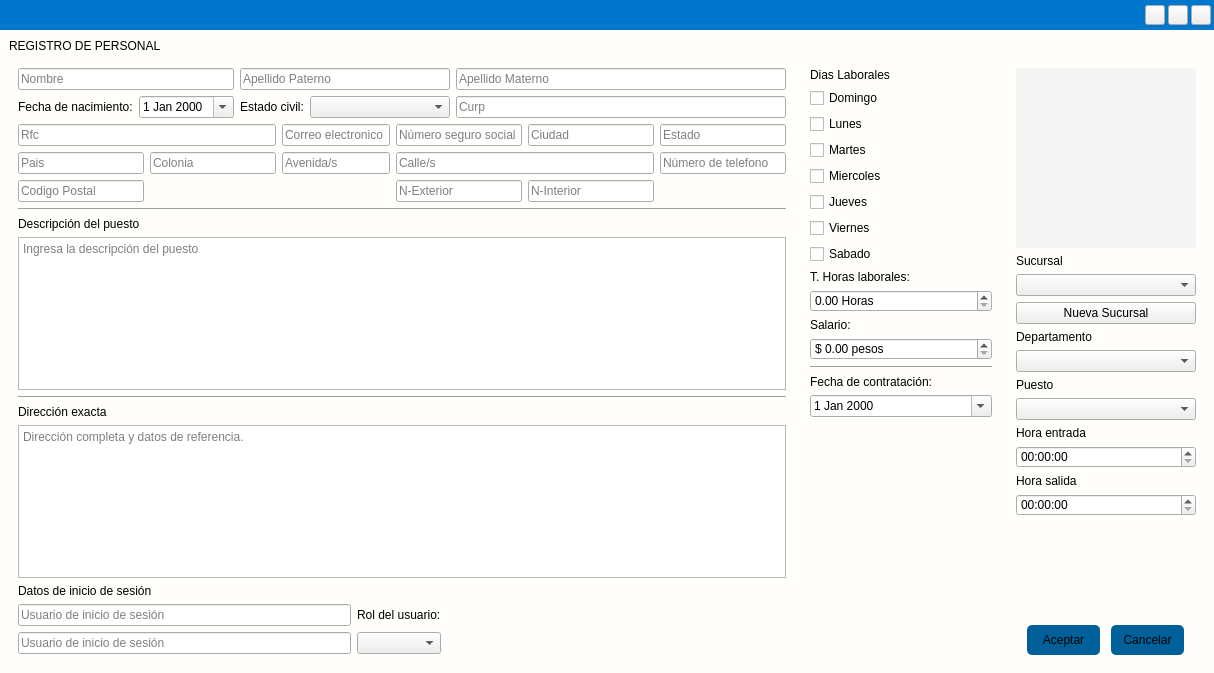
The window that app/View/UserInterfaceUi/UI_REGISTRO_EMPLEADO.ui (LAngelVp/software-punto-de-venta) describes before a commit, drawn with Qt 5.
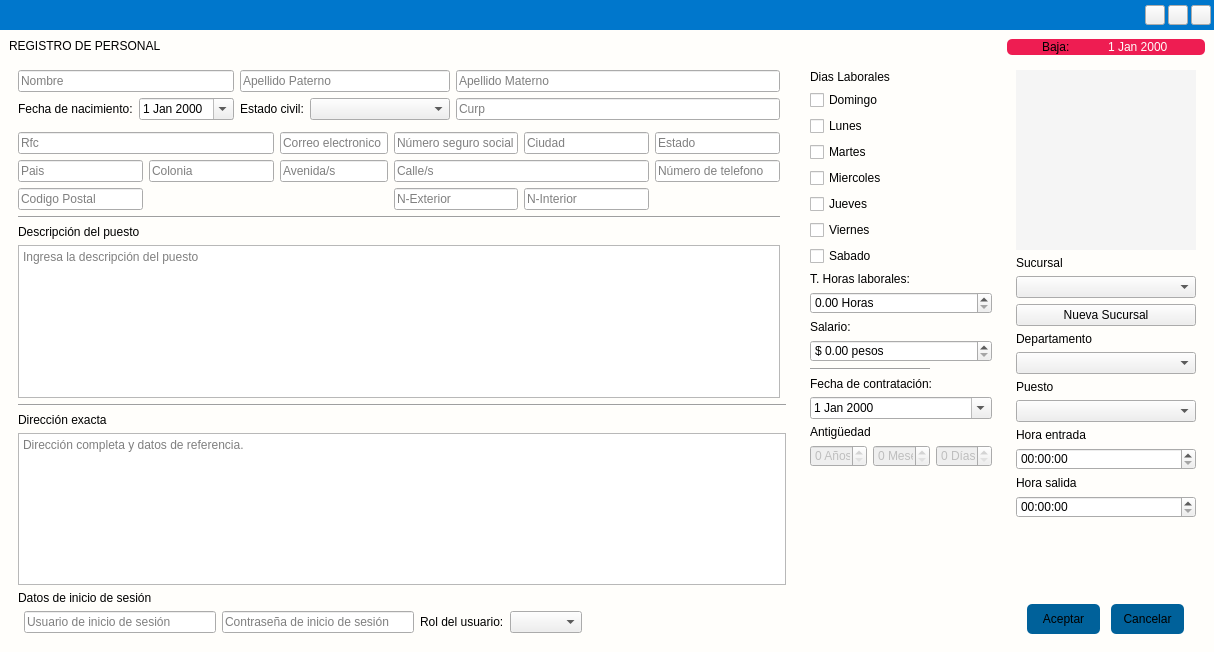
The same window after the commit. Icons and pictures are not drawn.

```diff
--- a/app/View/UserInterfaceUi/UI_REGISTRO_EMPLEADO.ui
+++ b/app/View/UserInterfaceUi/UI_REGISTRO_EMPLEADO.ui
@@ -7,7 +7,7 @@
     <x>0</x>
     <y>0</y>
     <width>1214</width>
-    <height>673</height>
+    <height>652</height>
    </rect>
   </property>
   <property name="windowTitle">
@@ -17,6 +17,10 @@
    <string notr="true">#RegistroAdministrador{
 background: #fffefb;
 }
+#contenedor_baja{
+background:#EE1D52;
+border-radius:5px;
+}
 #widget_cabecera_ventana{
 	background-color: #0077CC;
 	min-height: 30px;
@@ -88,6 +92,17 @@
 [objectName^=&quot;decimal_&quot;]::focus{
 border-bottom: 2px solid #00668c;
 }
+[objectName^=&quot;numero_&quot;]{
+border: none;
+border-bottom: 1px solid #3b3c3d;
+border-radius: 4px;
+background-color: #F5F5F5;
+font-size: 14px;
+padding: 2px;
+}
+[objectName^=&quot;numero_&quot;]::focus{
+border-bottom: 2px solid #00668c;
+}
 [objectName^=&quot;opcion_&quot;]{
 font-size: 14px;
 font-family:Arial;
@@ -122,8 +137,8 @@
 [objectName^=&quot;txtlargo_&quot;]{
 	font-family: Arial;
 	font-size: 14px;
-	max-height: 110px;
-	min-height: 110px;
+	max-height: 100px;
+	min-height: 100px;
 border-radius: 4px;
 background-color: #F5F5F5;
 border: 1px solid #787878;
@@ -159,7 +174,11 @@
 [objectName^=&quot;fecha_&quot;]::focus{
 border-bottom: 2px solid #00668c;
 }
-
+#fecha_baja{
+background: transparent;
+color:#fffefb;
+border:none;
+}
 [objectName^=&quot;Button&quot;]{
 	font-family: Arial;
 	font-size: 14px;
@@ -457,16 +476,6 @@
       <item>
        <widget class="QWidget" name="widget_4" native="true">
         <layout class="QGridLayout" name="gridLayout_4">
-         <item row="0" column="0">
-          <widget class="QLabel" name="etiquetaTitulo_agregarpersona">
-           <property name="text">
-            <string>REGISTRO DE PERSONAL</string>
-           </property>
-           <property name="alignment">
-            <set>Qt::AlignLeading|Qt::AlignLeft|Qt::AlignTop</set>
-           </property>
-          </widget>
-         </item>
          <item row="1" column="2">
           <widget class="QWidget" name="widget_5" native="true">
            <property name="maximumSize">
@@ -591,288 +600,40 @@
            </layout>
           </widget>
          </item>
-         <item row="1" column="1">
-          <widget class="QWidget" name="widget_diaslaborales" native="true">
-           <property name="minimumSize">
-            <size>
-             <width>200</width>
-             <height>0</height>
-            </size>
-           </property>
-           <property name="maximumSize">
-            <size>
-             <width>200</width>
-             <height>16777215</height>
-            </size>
-           </property>
-           <layout class="QGridLayout" name="gridLayout_10">
-            <item row="0" column="0">
-             <widget class="QLabel" name="etiquetasubtitulo_diaslaborales">
-              <property name="text">
-               <string>Dias Laborales</string>
-              </property>
-             </widget>
-            </item>
-            <item row="16" column="0">
-             <spacer name="verticalSpacer_3">
-              <property name="orientation">
-               <enum>Qt::Vertical</enum>
-              </property>
-              <property name="sizeHint" stdset="0">
-               <size>
-                <width>20</width>
-                <height>40</height>
-               </size>
-              </property>
-             </spacer>
-            </item>
-            <item row="5" column="0">
-             <widget class="QCheckBox" name="opcion_jueves">
-              <property name="text">
-               <string>Jueves</string>
-              </property>
-             </widget>
-            </item>
-            <item row="15" column="0">
-             <widget class="QDateEdit" name="fecha_fechacontratacion">
-              <property name="calendarPopup">
-               <bool>true</bool>
-              </property>
-             </widget>
-            </item>
-            <item row="2" column="0">
-             <widget class="QCheckBox" name="opcion_lunes">
-              <property name="text">
-               <string>Lunes</string>
-              </property>
-             </widget>
-            </item>
-            <item row="7" column="0">
-             <widget class="QCheckBox" name="opcion_sabado">
-              <property name="text">
-               <string>Sabado</string>
-              </property>
-             </widget>
-            </item>
-            <item row="6" column="0">
-             <widget class="QCheckBox" name="opcion_viernes">
-              <property name="text">
-               <string>Viernes</string>
-              </property>
-             </widget>
-            </item>
-            <item row="14" column="0">
-             <widget class="QLabel" name="etiqueta_fechacontratacion">
-              <property name="text">
-               <string>Fecha de contratación:</string>
-              </property>
-             </widget>
-            </item>
-            <item row="1" column="0">
-             <widget class="QCheckBox" name="opcion_domingo">
-              <property name="text">
-               <string>Domingo</string>
-              </property>
-             </widget>
-            </item>
-            <item row="3" column="0">
-             <widget class="QCheckBox" name="opcion_martes">
-              <property name="text">
-               <string>Martes</string>
-              </property>
-             </widget>
-            </item>
-            <item row="4" column="0">
-             <widget class="QCheckBox" name="opcion_miercoles">
-              <property name="text">
-               <string>Miercoles</string>
-              </property>
-             </widget>
-            </item>
-            <item row="13" column="0">
-             <widget class="Line" name="line">
-              <property name="orientation">
-               <enum>Qt::Horizontal</enum>
-              </property>
-             </widget>
-            </item>
-            <item row="8" column="0">
-             <widget class="QLabel" name="etiqueta_horaslaborales">
-              <property name="text">
-               <string>T. Horas laborales:</string>
-              </property>
-             </widget>
-            </item>
-            <item row="9" column="0">
-             <widget class="QDoubleSpinBox" name="decimal_horas_laboralestotales">
-              <property name="suffix">
-               <string> Horas</string>
-              </property>
-              <property name="maximum">
-               <double>9999.989999999999782</double>
-              </property>
-             </widget>
-            </item>
-            <item row="11" column="0">
-             <widget class="QLabel" name="etiqueta_salario">
-              <property name="text">
-               <string>Salario:</string>
-              </property>
-             </widget>
-            </item>
-            <item row="12" column="0">
-             <widget class="QDoubleSpinBox" name="decimal_salario">
-              <property name="prefix">
-               <string>$ </string>
-              </property>
-              <property name="suffix">
-               <string> pesos</string>
-              </property>
-              <property name="maximum">
-               <double>999999999.990000009536743</double>
-              </property>
-             </widget>
-            </item>
-           </layout>
-          </widget>
-         </item>
          <item row="1" column="0">
           <widget class="QWidget" name="widget_3" native="true">
-           <layout class="QGridLayout" name="gridLayout_9">
-            <item row="6" column="0">
-             <widget class="QLabel" name="etiquetasubtitulo_datos_uniciosesion">
+           <layout class="QGridLayout" name="gridLayout_5">
+            <item row="7" column="1">
+             <widget class="QLineEdit" name="txt_usuario_iniciosesion">
+              <property name="placeholderText">
+               <string>Usuario de inicio de sesión</string>
+              </property>
+              <property name="clearButtonEnabled">
+               <bool>false</bool>
+              </property>
+             </widget>
+            </item>
+            <item row="7" column="3">
+             <widget class="QLabel" name="etiqueta_rol_usuario">
               <property name="text">
-               <string>Datos de inicio de sesión</string>
+               <string>Rol del usuario:</string>
               </property>
              </widget>
             </item>
             <item row="7" column="2">
-             <spacer name="horizontalSpacer_2">
-              <property name="orientation">
-               <enum>Qt::Horizontal</enum>
+             <widget class="QLineEdit" name="txt_contrasenia_usuario_iniciosesion">
+              <property name="echoMode">
+               <enum>QLineEdit::Password</enum>
               </property>
-              <property name="sizeHint" stdset="0">
-               <size>
-                <width>40</width>
-                <height>20</height>
-               </size>
+              <property name="placeholderText">
+               <string>Contraseña de inicio de sesión</string>
               </property>
-             </spacer>
-            </item>
-            <item row="1" column="0">
-             <layout class="QGridLayout" name="gridLayout_7">
-              <property name="sizeConstraint">
-               <enum>QLayout::SetDefaultConstraint</enum>
-              </property>
-             </layout>
-            </item>
-            <item row="4" column="0">
-             <widget class="QLabel" name="etiquetasubtitulo_direccion">
-              <property name="text">
-               <string>Dirección exacta</string>
-              </property>
-              <property name="alignment">
-               <set>Qt::AlignBottom|Qt::AlignLeading|Qt::AlignLeft</set>
+              <property name="clearButtonEnabled">
+               <bool>false</bool>
               </property>
              </widget>
             </item>
-            <item row="1" column="3">
-             <layout class="QGridLayout" name="gridLayout_8"/>
-            </item>
-            <item row="0" column="0" colspan="4">
-             <layout class="QGridLayout" name="gridLayout">
-              <item row="0" column="4">
-               <widget class="QLineEdit" name="txt_apellidom">
-                <property name="placeholderText">
-                 <string>Apellido Materno</string>
-                </property>
-                <property name="clearButtonEnabled">
-                 <bool>false</bool>
-                </property>
-               </widget>
-              </item>
-              <item row="0" column="0" colspan="2">
-               <widget class="QLineEdit" name="txt_nombre">
-                <property name="placeholderText">
-                 <string>Nombre</string>
-                </property>
-                <property name="cursorMoveStyle">
-                 <enum>Qt::LogicalMoveStyle</enum>
-                </property>
-                <property name="clearButtonEnabled">
-                 <bool>false</bool>
-                </property>
-               </widget>
-              </item>
-              <item row="1" column="2">
-               <widget class="QLabel" name="etiqueta_estado_civil">
-                <property name="text">
-                 <string>Estado civil:</string>
-                </property>
-               </widget>
-              </item>
-              <item row="1" column="1">
-               <widget class="QDateEdit" name="fecha_fechanacimiento">
-                <property name="maximumSize">
-                 <size>
-                  <width>16777215</width>
-                  <height>16777215</height>
-                 </size>
-                </property>
-                <property name="showGroupSeparator" stdset="0">
-                 <bool>false</bool>
-                </property>
-                <property name="calendarPopup">
-                 <bool>true</bool>
-                </property>
-               </widget>
-              </item>
-              <item row="1" column="0">
-               <widget class="QLabel" name="etiqueta_fecha_nacimiento">
-                <property name="maximumSize">
-                 <size>
-                  <width>150</width>
-                  <height>16777215</height>
-                 </size>
-                </property>
-                <property name="text">
-                 <string>Fecha de nacimiento:</string>
-                </property>
-               </widget>
-              </item>
-              <item row="1" column="3">
-               <widget class="QComboBox" name="cajaopciones_estadocvil">
-                <property name="minimumSize">
-                 <size>
-                  <width>140</width>
-                  <height>0</height>
-                 </size>
-                </property>
-               </widget>
-              </item>
-              <item row="0" column="2" colspan="2">
-               <widget class="QLineEdit" name="txt_apellidop">
-                <property name="placeholderText">
-                 <string>Apellido Paterno</string>
-                </property>
-                <property name="clearButtonEnabled">
-                 <bool>false</bool>
-                </property>
-               </widget>
-              </item>
-              <item row="1" column="4">
-               <widget class="QLineEdit" name="txt_curp">
-                <property name="placeholderText">
-                 <string>Curp</string>
-                </property>
-                <property name="clearButtonEnabled">
-                 <bool>false</bool>
-                </property>
-               </widget>
-              </item>
-             </layout>
-            </item>
-            <item row="5" column="0" colspan="4">
+            <item row="5" column="0" colspan="7">
              <widget class="QPlainTextEdit" name="txtlargo_direccion_completa">
               <property name="styleSheet">
                <string notr="true"/>
@@ -882,7 +643,7 @@
               </property>
              </widget>
             </item>
-            <item row="9" column="0">
+            <item row="9" column="0" colspan="2">
              <spacer name="verticalSpacer_2">
               <property name="orientation">
                <enum>Qt::Vertical</enum>
@@ -895,41 +656,10 @@
               </property>
              </spacer>
             </item>
-            <item row="7" column="0" rowspan="2">
-             <layout class="QGridLayout" name="gridLayout_5">
-              <item row="0" column="0">
-               <widget class="QLineEdit" name="txt_usuario_iniciosesion">
-                <property name="placeholderText">
-                 <string>Usuario de inicio de sesión</string>
-                </property>
-                <property name="clearButtonEnabled">
-                 <bool>false</bool>
-                </property>
-               </widget>
-              </item>
-              <item row="1" column="0">
-               <widget class="QLineEdit" name="txt_contrasenia_usuario_iniciosesion">
-                <property name="echoMode">
-                 <enum>QLineEdit::Password</enum>
-                </property>
-                <property name="placeholderText">
-                 <string>Usuario de inicio de sesión</string>
-                </property>
-                <property name="clearButtonEnabled">
-                 <bool>false</bool>
-                </property>
-               </widget>
-              </item>
-             </layout>
+            <item row="1" column="6" rowspan="2">
+             <layout class="QGridLayout" name="gridLayout_8"/>
             </item>
-            <item row="3" column="0" colspan="4">
-             <widget class="Line" name="line_3">
-              <property name="orientation">
-               <enum>Qt::Horizontal</enum>
-              </property>
-             </widget>
-            </item>
-            <item row="2" column="0" colspan="4">
+            <item row="2" column="0" colspan="6">
              <layout class="QGridLayout" name="gridLayout_6">
               <item row="4" column="0" colspan="7">
                <widget class="QLabel" name="etiquetasubtitulo_descripcionpuesto">
@@ -979,16 +709,6 @@
                 </property>
                </widget>
               </item>
-              <item row="0" column="5">
-               <widget class="QLineEdit" name="txt_ciudad">
-                <property name="placeholderText">
-                 <string>Ciudad</string>
-                </property>
-                <property name="clearButtonEnabled">
-                 <bool>false</bool>
-                </property>
-               </widget>
-              </item>
               <item row="0" column="2" colspan="2">
                <widget class="QLineEdit" name="txt_correoelectronico">
                 <property name="placeholderText">
@@ -1006,6 +726,16 @@
                 </property>
                </widget>
               </item>
+              <item row="0" column="5">
+               <widget class="QLineEdit" name="txt_ciudad">
+                <property name="placeholderText">
+                 <string>Ciudad</string>
+                </property>
+                <property name="clearButtonEnabled">
+                 <bool>false</bool>
+                </property>
+               </widget>
+              </item>
               <item row="1" column="1">
                <widget class="QLineEdit" name="txt_colonia">
                 <property name="placeholderText">
@@ -1043,6 +773,13 @@
                 </property>
                </widget>
               </item>
+              <item row="3" column="0" colspan="7">
+               <widget class="Line" name="line_2">
+                <property name="orientation">
+                 <enum>Qt::Horizontal</enum>
+                </property>
+               </widget>
+              </item>
               <item row="1" column="4" colspan="2">
                <widget class="QLineEdit" name="txt_calles">
                 <property name="placeholderText">
@@ -1060,25 +797,390 @@
                 </property>
                </widget>
               </item>
-              <item row="3" column="0" colspan="7">
-               <widget class="Line" name="line_2">
-                <property name="orientation">
-                 <enum>Qt::Horizontal</enum>
+             </layout>
+            </item>
+            <item row="0" column="0" colspan="6">
+             <layout class="QGridLayout" name="gridLayout">
+              <item row="0" column="4">
+               <widget class="QLineEdit" name="txt_apellidom">
+                <property name="placeholderText">
+                 <string>Apellido Materno</string>
                 </property>
+                <property name="clearButtonEnabled">
+                 <bool>false</bool>
+                </property>
                </widget>
               </item>
+              <item row="0" column="0" colspan="2">
+               <widget class="QLineEdit" name="txt_nombre">
+                <property name="placeholderText">
+                 <string>Nombre</string>
+                </property>
+                <property name="cursorMoveStyle">
+                 <enum>Qt::LogicalMoveStyle</enum>
+                </property>
+                <property name="clearButtonEnabled">
+                 <bool>false</bool>
+                </property>
+               </widget>
+              </item>
+              <item row="1" column="2">
+               <widget class="QLabel" name="etiqueta_estado_civil">
+                <property name="text">
+                 <string>Estado civil:</string>
+                </property>
+               </widget>
+              </item>
+              <item row="1" column="1">
+               <widget class="QDateEdit" name="fecha_fechanacimiento">
+                <property name="maximumSize">
+                 <size>
+                  <width>16777215</width>
+                  <height>16777215</height>
+                 </size>
+                </property>
+                <property name="showGroupSeparator" stdset="0">
+                 <bool>false</bool>
+                </property>
+                <property name="calendarPopup">
+                 <bool>true</bool>
+                </property>
+               </widget>
+              </item>
+              <item row="1" column="0">
+               <widget class="QLabel" name="etiqueta_fecha_nacimiento">
+                <property name="maximumSize">
+                 <size>
+                  <width>150</width>
+                  <height>16777215</height>
+                 </size>
+                </property>
+                <property name="text">
+                 <string>Fecha de nacimiento:</string>
+                </property>
+               </widget>
+              </item>
+              <item row="1" column="3">
+               <widget class="QComboBox" name="cajaopciones_estadocvil">
+                <property name="minimumSize">
+                 <size>
+                  <width>140</width>
+                  <height>0</height>
+                 </size>
+                </property>
+               </widget>
+              </item>
+              <item row="0" column="2" colspan="2">
+               <widget class="QLineEdit" name="txt_apellidop">
+                <property name="placeholderText">
+                 <string>Apellido Paterno</string>
+                </property>
+                <property name="clearButtonEnabled">
+                 <bool>false</bool>
+                </property>
+               </widget>
+              </item>
+              <item row="1" column="4">
+               <widget class="QLineEdit" name="txt_curp">
+                <property name="placeholderText">
+                 <string>Curp</string>
+                </property>
+                <property name="clearButtonEnabled">
+                 <bool>false</bool>
+                </property>
+               </widget>
+              </item>
              </layout>
             </item>
-            <item row="7" column="1">
-             <widget class="QLabel" name="etiqueta_rol_usuario">
+            <item row="6" column="0" colspan="2">
+             <widget class="QLabel" name="etiquetasubtitulo_datos_uniciosesion">
               <property name="text">
-               <string>Rol del usuario:</string>
+               <string>Datos de inicio de sesión</string>
               </property>
              </widget>
             </item>
-            <item row="8" column="1">
+            <item row="7" column="5">
+             <spacer name="horizontalSpacer_2">
+              <property name="orientation">
+               <enum>Qt::Horizontal</enum>
+              </property>
+              <property name="sizeType">
+               <enum>QSizePolicy::MinimumExpanding</enum>
+              </property>
+              <property name="sizeHint" stdset="0">
+               <size>
+                <width>40</width>
+                <height>20</height>
+               </size>
+              </property>
+             </spacer>
+            </item>
+            <item row="1" column="0">
+             <layout class="QGridLayout" name="gridLayout_7">
+              <property name="sizeConstraint">
+               <enum>QLayout::SetDefaultConstraint</enum>
+              </property>
+             </layout>
+            </item>
+            <item row="3" column="0" colspan="7">
+             <widget class="Line" name="line_3">
+              <property name="orientation">
+               <enum>Qt::Horizontal</enum>
+              </property>
+             </widget>
+            </item>
+            <item row="7" column="4">
              <widget class="QComboBox" name="cajaopciones_rol_usuario"/>
             </item>
+            <item row="4" column="0" colspan="6">
+             <widget class="QLabel" name="etiquetasubtitulo_direccion">
+              <property name="text">
+               <string>Dirección exacta</string>
+              </property>
+              <property name="alignment">
+               <set>Qt::AlignBottom|Qt::AlignLeading|Qt::AlignLeft</set>
+              </property>
+             </widget>
+            </item>
+           </layout>
+          </widget>
+         </item>
+         <item row="0" column="0">
+          <widget class="QLabel" name="etiquetaTitulo_agregarpersona">
+           <property name="text">
+            <string>REGISTRO DE PERSONAL</string>
+           </property>
+           <property name="alignment">
+            <set>Qt::AlignLeading|Qt::AlignLeft|Qt::AlignTop</set>
+           </property>
+          </widget>
+         </item>
+         <item row="1" column="1">
+          <widget class="QWidget" name="widget_diaslaborales" native="true">
+           <property name="minimumSize">
+            <size>
+             <width>200</width>
+             <height>0</height>
+            </size>
+           </property>
+           <property name="maximumSize">
+            <size>
+             <width>200</width>
+             <height>16777215</height>
+            </size>
+           </property>
+           <layout class="QGridLayout" name="gridLayout_10">
+            <item row="13" column="0" colspan="2">
+             <widget class="Line" name="line">
+              <property name="orientation">
+               <enum>Qt::Horizontal</enum>
+              </property>
+             </widget>
+            </item>
+            <item row="18" column="0">
+             <spacer name="verticalSpacer_3">
+              <property name="orientation">
+               <enum>Qt::Vertical</enum>
+              </property>
+              <property name="sizeHint" stdset="0">
+               <size>
+                <width>20</width>
+                <height>40</height>
+               </size>
+              </property>
+             </spacer>
+            </item>
+            <item row="17" column="0">
+             <widget class="QSpinBox" name="numero_antiguedadyear">
+              <property name="enabled">
+               <bool>false</bool>
+              </property>
+              <property name="suffix">
+               <string> Años</string>
+              </property>
+              <property name="prefix">
+               <string/>
+              </property>
+              <property name="maximum">
+               <number>99999</number>
+              </property>
+             </widget>
+            </item>
+            <item row="17" column="1">
+             <widget class="QSpinBox" name="numero_antiguedadmes">
+              <property name="enabled">
+               <bool>false</bool>
+              </property>
+              <property name="suffix">
+               <string> Meses</string>
+              </property>
+             </widget>
+            </item>
+            <item row="17" column="2">
+             <widget class="QSpinBox" name="numero_antiguedaddias">
+              <property name="enabled">
+               <bool>false</bool>
+              </property>
+              <property name="suffix">
+               <string> Días</string>
+              </property>
+             </widget>
+            </item>
+            <item row="15" column="0" colspan="3">
+             <widget class="QDateEdit" name="fecha_fechacontratacion">
+              <property name="calendarPopup">
+               <bool>true</bool>
+              </property>
+             </widget>
+            </item>
+            <item row="14" column="0" colspan="3">
+             <widget class="QLabel" name="etiqueta_fechacontratacion">
+              <property name="text">
+               <string>Fecha de contratación:</string>
+              </property>
+             </widget>
+            </item>
+            <item row="12" column="0" colspan="3">
+             <widget class="QDoubleSpinBox" name="decimal_salario">
+              <property name="prefix">
+               <string>$ </string>
+              </property>
+              <property name="suffix">
+               <string> pesos</string>
+              </property>
+              <property name="maximum">
+               <double>999999999.990000009536743</double>
+              </property>
+             </widget>
+            </item>
+            <item row="11" column="0" colspan="3">
+             <widget class="QLabel" name="etiqueta_salario">
+              <property name="text">
+               <string>Salario:</string>
+              </property>
+             </widget>
+            </item>
+            <item row="9" column="0" colspan="3">
+             <widget class="QDoubleSpinBox" name="decimal_horas_laboralestotales">
+              <property name="suffix">
+               <string> Horas</string>
+              </property>
+              <property name="maximum">
+               <double>9999.989999999999782</double>
+              </property>
+             </widget>
+            </item>
+            <item row="8" column="0" colspan="3">
+             <widget class="QLabel" name="etiqueta_horaslaborales">
+              <property name="text">
+               <string>T. Horas laborales:</string>
+              </property>
+             </widget>
+            </item>
+            <item row="7" column="0" colspan="3">
+             <widget class="QCheckBox" name="opcion_sabado">
+              <property name="text">
+               <string>Sabado</string>
+              </property>
+             </widget>
+            </item>
+            <item row="6" column="0" colspan="3">
+             <widget class="QCheckBox" name="opcion_viernes">
+              <property name="text">
+               <string>Viernes</string>
+              </property>
+             </widget>
+            </item>
+            <item row="5" column="0" colspan="3">
+             <widget class="QCheckBox" name="opcion_jueves">
+              <property name="text">
+               <string>Jueves</string>
+              </property>
+             </widget>
+            </item>
+            <item row="4" column="0" colspan="3">
+             <widget class="QCheckBox" name="opcion_miercoles">
+              <property name="text">
+               <string>Miercoles</string>
+              </property>
+             </widget>
+            </item>
+            <item row="3" column="0" colspan="3">
+             <widget class="QCheckBox" name="opcion_martes">
+              <property name="text">
+               <string>Martes</string>
+              </property>
+             </widget>
+            </item>
+            <item row="2" column="0" colspan="3">
+             <widget class="QCheckBox" name="opcion_lunes">
+              <property name="text">
+               <string>Lunes</string>
+              </property>
+             </widget>
+            </item>
+            <item row="1" column="0" colspan="3">
+             <widget class="QCheckBox" name="opcion_domingo">
+              <property name="text">
+               <string>Domingo</string>
+              </property>
+             </widget>
+            </item>
+            <item row="0" column="0" colspan="3">
+             <widget class="QLabel" name="etiquetasubtitulo_diaslaborales">
+              <property name="text">
+               <string>Dias Laborales</string>
+              </property>
+             </widget>
+            </item>
+            <item row="16" column="0" colspan="3">
+             <widget class="QLabel" name="etiqueta_antiguedad">
+              <property name="text">
+               <string>Antigüedad</string>
+              </property>
+             </widget>
+            </item>
+           </layout>
+          </widget>
+         </item>
+         <item row="0" column="2">
+          <widget class="QFrame" name="contenedor_baja">
+           <property name="frameShape">
+            <enum>QFrame::StyledPanel</enum>
+           </property>
+           <property name="frameShadow">
+            <enum>QFrame::Raised</enum>
+           </property>
+           <layout class="QHBoxLayout" name="horizontalLayout_3">
+            <property name="spacing">
+             <number>0</number>
+            </property>
+            <property name="leftMargin">
+             <number>0</number>
+            </property>
+            <property name="topMargin">
+             <number>0</number>
+            </property>
+            <property name="rightMargin">
+             <number>0</number>
+            </property>
+            <property name="bottomMargin">
+             <number>0</number>
+            </property>
+            <item alignment="Qt::AlignHCenter">
+             <widget class="QLabel" name="etiqueta_baja">
+              <property name="text">
+               <string>Baja:</string>
+              </property>
+             </widget>
+            </item>
+            <item>
+             <widget class="QDateEdit" name="fecha_baja">
+              <property name="enabled">
+               <bool>false</bool>
+              </property>
+             </widget>
+            </item>
            </layout>
           </widget>
          </item>
```
Left out of the diff: 3 changed lines with no effect on the pictures.
